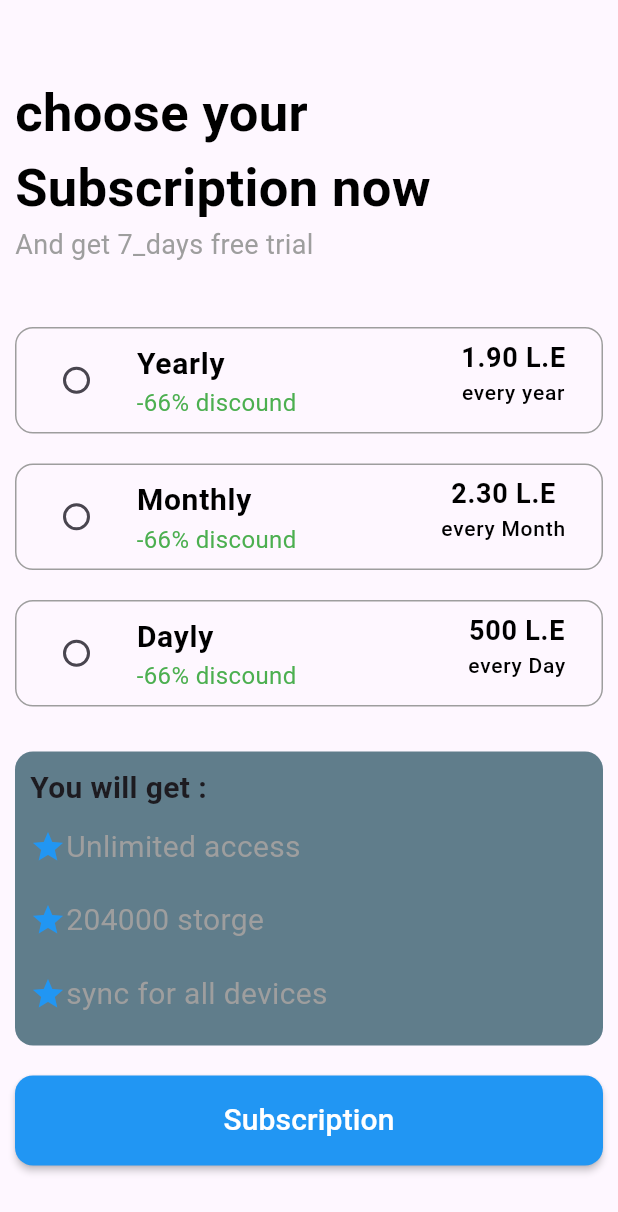
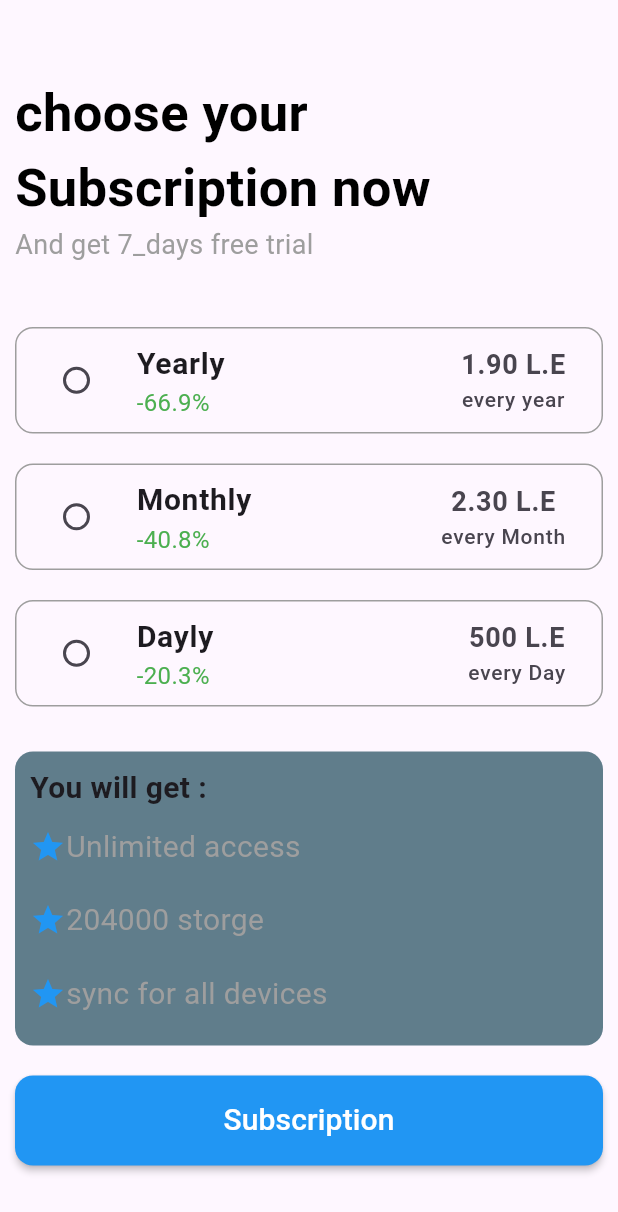
Before and after one commit to KawtherWaliddd/week1_flutter_tasks, a Flutter app: the Screen1 screen opened directly, on a phone screen of 412 x 824 dp. Shown: the top 1212 px of the screen. Run offline on Flutter 3.47's test engine with Material 3 defaults, Android fonts, the phone set to English and light mode, and no system bars.

Commit message:
update screen 1

```diff
--- a/lib/main.dart
+++ b/lib/main.dart
@@ -1,5 +1,5 @@
 import 'package:flutter/material.dart';
-import 'package:tasks_flutter/screen3/screen3.dart';
+import 'package:tasks_flutter/screen1/screen1.dart';
 
 void main() {
   runApp(const TasksFlutter());
@@ -10,6 +10,6 @@ class TasksFlutter extends StatelessWidget {
 
   @override
   Widget build(BuildContext context) {
-    return MaterialApp(home: Scaffold(body: Screen3()));
+    return MaterialApp(home: Scaffold(body: Screen1()));
   }
 }
--- a/lib/screen1/data_model.dart
+++ b/lib/screen1/data_model.dart
@@ -4,8 +4,8 @@ class DataModel {
   final String periodicZone;
   final String price;
 
-  DataModel(
-    this.periodicZone, {
+  DataModel({
+    required this.periodicZone,
     required this.periodic,
     required this.discound,
     required this.price,
--- a/lib/screen1/widgets/card_list.dart
+++ b/lib/screen1/widgets/card_list.dart
@@ -2,28 +2,37 @@ import 'package:flutter/material.dart';
 import 'package:tasks_flutter/screen1/data_model.dart';
 import 'package:tasks_flutter/screen1/widgets/premuiam_card.dart';
 
-class CardList extends StatelessWidget {
-  CardList({super.key});
+class CardList extends StatefulWidget {
+  const CardList({super.key});
+
+  @override
+  State<CardList> createState() => _CardListState();
+}
+
+class _CardListState extends State<CardList> {
+  String selected = '';
+
   final List<DataModel> data = [
     DataModel(
-      "every year",
       periodic: "Yearly",
-      discound: "-66%",
+      discound: "-66.9%",
       price: "1.90 L.E",
+      periodicZone: "every year",
     ),
     DataModel(
-      "every Month",
       periodic: "Monthly",
-      discound: "-40%",
+      discound: "-40.8%",
       price: "2.30 L.E",
+      periodicZone: "every Month",
     ),
     DataModel(
-      "every Day",
       periodic: "Dayly",
-      discound: "-20%",
+      discound: "-20.3%",
       price: "500 L.E",
+      periodicZone: "every Day",
     ),
   ];
+
   @override
   Widget build(BuildContext context) {
     return Column(
@@ -33,6 +42,13 @@ class CardList extends StatelessWidget {
               periodic: timeZone.periodic,
               price: timeZone.price,
               periodicZone: timeZone.periodicZone,
+              discound: timeZone.discound,
+              groupValue: selected,
+              onChanged: (val) {
+                setState(() {
+                  selected = val!;
+                });
+              },
             );
           }).toList(),
     );
--- a/lib/screen1/widgets/premuiam_card.dart
+++ b/lib/screen1/widgets/premuiam_card.dart
@@ -6,48 +6,51 @@ class PremuiamCard extends StatelessWidget {
     required this.periodic,
     required this.price,
     required this.periodicZone,
+    required this.discound,
+    required this.groupValue,
+    required this.onChanged,
   });
-  final String periodic, price, periodicZone;
+
+  final String periodic, price, periodicZone, discound;
+  final String groupValue;
+  final ValueChanged<String?> onChanged;
+
   @override
   Widget build(BuildContext context) {
+    final bool isSelected = periodic == groupValue;
+
     return Container(
-      margin: EdgeInsets.symmetric(vertical: 10),
+      margin: const EdgeInsets.symmetric(vertical: 10),
       decoration: BoxDecoration(
-        border: Border.all(color: Colors.grey, width: 1),
+        border: Border.all(
+          color: isSelected ? Colors.blue : Colors.grey,
+          width: 1,
+        ),
         borderRadius: BorderRadius.circular(12),
       ),
       child: ListTile(
-        leading: Radio(
-          value: 'Yearly',
-          groupValue: 'time',
-          onChanged: (value) {},
+        leading: Radio<String>(
+          activeColor: Colors.blue,
+          value: periodic,
+          groupValue: groupValue,
+          onChanged: onChanged,
         ),
         title: Text(
           periodic,
-          style: TextStyle(
-            fontSize: 20,
-            color: Colors.black,
-            fontWeight: FontWeight.bold,
-          ),
+          style: const TextStyle(fontSize: 20, fontWeight: FontWeight.bold),
         ),
         subtitle: Text(
-          "-66% discound",
-          style: TextStyle(fontSize: 16, color: Colors.green),
+          discound,
+          style: const TextStyle(fontSize: 16, color: Colors.green),
         ),
         trailing: Column(
+          mainAxisAlignment: MainAxisAlignment.center,
           children: [
             Text(
               price,
-              style: TextStyle(
-                fontSize: 18,
-                color: Colors.black,
-                fontWeight: FontWeight.bold,
-              ),
+              style: const TextStyle(fontSize: 18, fontWeight: FontWeight.bold),
             ),
-            Text(
-              periodicZone,
-              style: TextStyle(fontSize: 14, color: Colors.black),
-            ),
+            Text(periodicZone, style: const TextStyle(fontSize: 14)),
           ],
         ),
       ),
```
